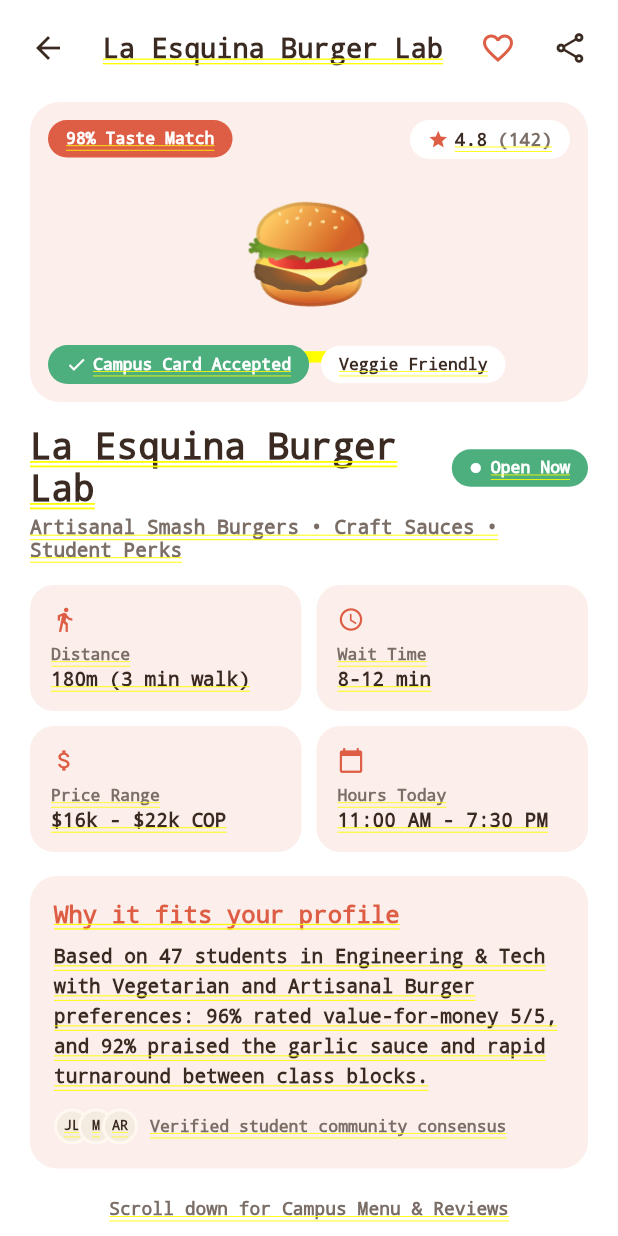
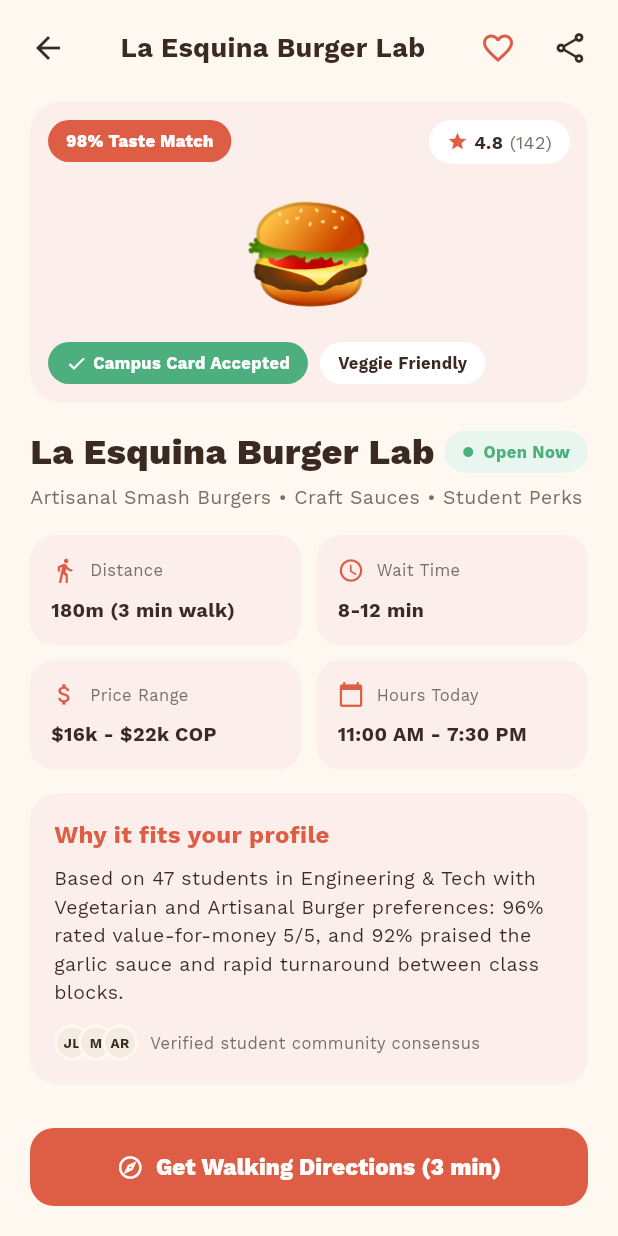
Before and after one commit to ISIS3510-grupo26/front-flutter, a Flutter app: the screen it shows after launch, item 2 of the bottom bar chosen, after a tap on the "chevron right" icon, on a phone screen of 412 x 824 dp. Run offline on Flutter 3.47's test engine with Material 3 defaults, Android fonts, the phone set to English and light mode, and no system bars.

Commit message:
Cprrección colores y texto

```diff
--- a/lib/screens/place_detail_screen.dart
+++ b/lib/screens/place_detail_screen.dart
@@ -14,7 +14,9 @@
 
   @override
   Widget build(BuildContext context) {
-    return SafeArea(
+    return Scaffold(
+      backgroundColor: AppColors.cream,
+      body: SafeArea(
         bottom: false,
         child: CustomScrollView(
           slivers: [
@@ -176,20 +178,20 @@
                       Container(
                         padding: const EdgeInsets.symmetric(horizontal: 12, vertical: 6),
                         decoration: BoxDecoration(
-                          color: AppColors.mint,
+                          color: AppColors.mintLight,
                           borderRadius: BorderRadius.circular(999),
                         ),
                         child: const Row(
                           mainAxisSize: MainAxisSize.min,
                           children: [
-                            Icon(Icons.circle, size: 8, color: Colors.white),
+                            Icon(Icons.circle, size: 8, color: AppColors.mint),
                             SizedBox(width: 6),
                             Text(
                               'Open Now',
                               style: TextStyle(
                                 fontSize: 11,
                                 fontWeight: FontWeight.w700,
-                                color: Colors.white,
+                                color: AppColors.mint,
                               ),
                             ),
                           ],
@@ -289,11 +291,11 @@
               ],
             ),
           ),
-          SliverFillRemaining(
-            hasScrollBody: false,
-            fillOverscroll: false,
-            child: Align(
-              alignment: Alignment.bottomCenter,
+        ],
+      ),
+      ),
+      bottomNavigationBar: SafeArea(
+        top: false,
         child: Padding(
           padding: const EdgeInsets.fromLTRB(20, 8, 20, 20),
           child: SizedBox(
@@ -327,9 +329,6 @@
           ),
         ),
       ),
-          ),
-        ],
-      ),
     );
   }
 }
@@ -352,10 +351,14 @@
       child: Column(
         crossAxisAlignment: CrossAxisAlignment.start,
         children: [
+          Row(
+            children: [
               Icon(icon, size: 18, color: AppColors.tomato),
+              const SizedBox(width: 8),
+              Text(label, style: const TextStyle(fontSize: 11, color: AppColors.muted)),
+            ],
+          ),
           const SizedBox(height: 8),
-          Text(label, style: const TextStyle(fontSize: 11, color: AppColors.muted)),
-          const SizedBox(height: 2),
           Text(
             value,
             style: const TextStyle(fontSize: 13, fontWeight: FontWeight.bold, color: AppColors.espresso),
--- a/lib/screens/taste_map_screen.dart
+++ b/lib/screens/taste_map_screen.dart
@@ -1,3 +1,5 @@
+import 'dart:math';
+
 import 'package:flutter/material.dart';
 
 import '../theme/app_colors.dart';
@@ -78,10 +80,6 @@
             ),
           ),
           Expanded(
-            child: Padding(
-              padding: const EdgeInsets.fromLTRB(20, 0, 20, 16),
-              child: ClipRRect(
-                borderRadius: BorderRadius.circular(20),
             child: LayoutBuilder(
               builder: (context, constraints) {
                     final w = constraints.maxWidth;
@@ -178,8 +176,6 @@
                 },
               ),
             ),
-            ),
-          ),
         ],
       ),
     );
@@ -225,12 +221,16 @@
 
   @override
   Widget build(BuildContext context) {
+    final color = selected ? AppColors.tomato : AppColors.espresso;
     return GestureDetector(
       onTap: onTap,
-      child: Container(
+      child: Column(
+        mainAxisSize: MainAxisSize.min,
+        children: [
+          Container(
             padding: const EdgeInsets.symmetric(horizontal: 10, vertical: 8),
             decoration: BoxDecoration(
-          color: selected ? AppColors.tomato : AppColors.espresso,
+              color: color,
               borderRadius: BorderRadius.circular(999),
               border: selected ? Border.all(color: Colors.white, width: 3) : null,
               boxShadow: selected
@@ -258,6 +258,15 @@
                 ),
               ],
             ),
+          ),
+          Transform.translate(
+            offset: const Offset(0, -3),
+            child: Transform.rotate(
+              angle: pi / 4,
+              child: Container(width: 8, height: 8, color: color),
+            ),
+          ),
+        ],
       ),
     );
   }
@@ -379,7 +388,9 @@
                   children: [
                     const _MetaPill(label: 'Quick Line', background: AppColors.tomatoLight, foreground: AppColors.tomato),
                     const SizedBox(width: 8),
-                    _MetaPill(label: spot.location, background: AppColors.surface, foreground: AppColors.espresso),
+                    Flexible(
+                      child: _MetaPill(label: spot.location, background: AppColors.surface, foreground: AppColors.espresso),
+                    ),
                   ],
                 ),
               ],
@@ -425,6 +436,8 @@
       ),
       child: Text(
         label,
+        maxLines: 1,
+        overflow: TextOverflow.ellipsis,
         style: TextStyle(fontSize: 11, fontWeight: FontWeight.w600, color: foreground),
       ),
     );
```
Lines whose indentation alone changed are shown as unchanged.
